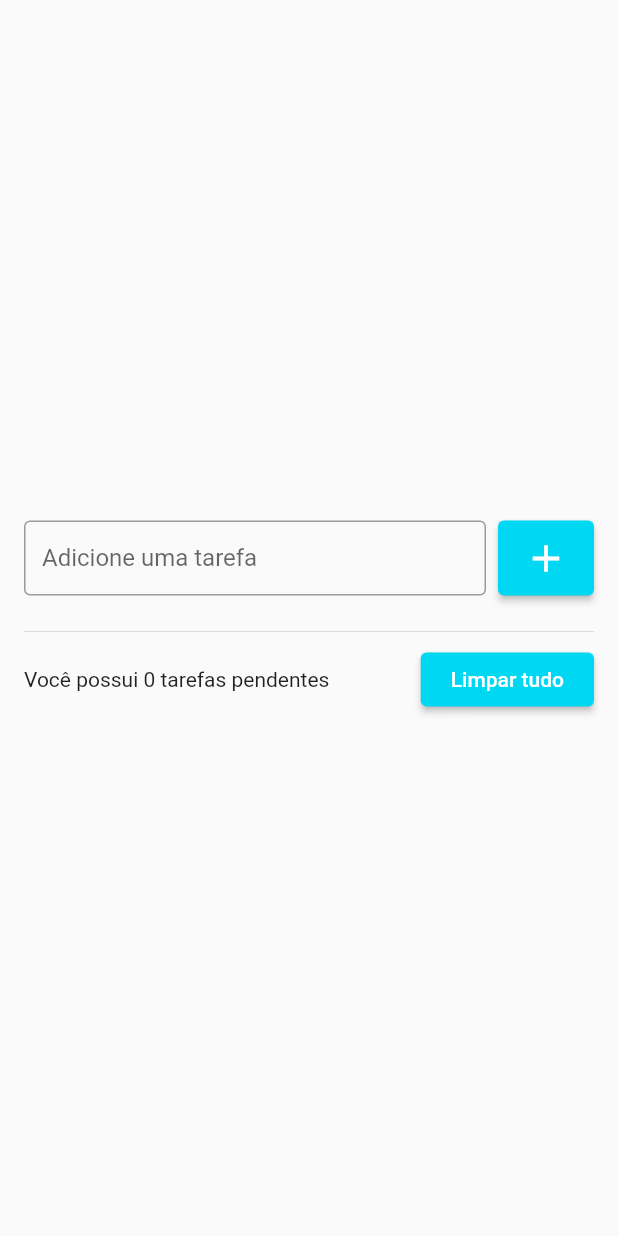
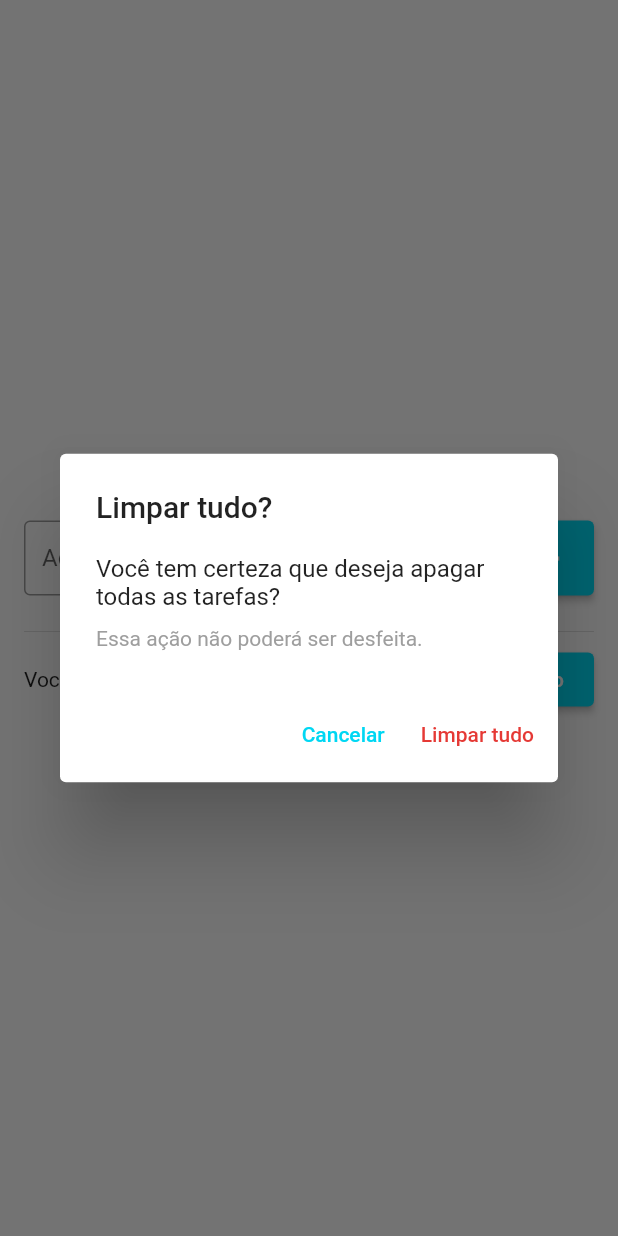
Before and after one commit to marcosmanto/app_tasks_flutter, a Flutter app: the screen it shows after launch, after a tap on "Limpar tudo", on a phone screen of 412 x 824 dp. Run offline on Flutter 3.47's test engine with Material 2 defaults, Android fonts, the phone set to English and light mode, and no system bars; our stand-ins replace flutter_slidable.

Commit message:
Button delete all tasks working.

```diff
--- a/lib/pages/todo_list_page.dart
+++ b/lib/pages/todo_list_page.dart
@@ -50,6 +50,50 @@ class _TodoListPageState extends State<TodoListPage> {
       ),
     );
     todoController.clear();
+  }
+
+  void deleteAllTodos() {
+    setState(() => todos.clear());
+  }
+
+  void showDeleteTodosConfirmationDialog() {
+    showDialog(
+        context: context,
+        builder: (context) => AlertDialog(
+              title: const Text('Limpar tudo?'),
+              content: Column(
+                mainAxisSize: MainAxisSize.min,
+                crossAxisAlignment: CrossAxisAlignment.stretch,
+                children: [
+                  const Text(
+                      'Você tem certeza que deseja apagar todas as tarefas?'),
+                  const SizedBox(height: 10),
+                  const Text(
+                    'Essa ação não poderá ser desfeita.',
+                    style: TextStyle(color: Colors.grey, fontSize: 14),
+                  )
+                ],
+              ),
+              actions: [
+                TextButton(
+                  onPressed: () => Navigator.of(context).pop(),
+                  style: TextButton.styleFrom(
+                    foregroundColor: Color(0xFF00D7F3),
+                  ),
+                  child: const Text('Cancelar'),
+                ),
+                TextButton(
+                  onPressed: () {
+                    Navigator.of(context).pop();
+                    deleteAllTodos();
+                  },
+                  style: TextButton.styleFrom(
+                    foregroundColor: Colors.red[600],
+                  ),
+                  child: const Text('Limpar tudo'),
+                ),
+              ],
+            ));
   }
 
   void onDelete(Todo todo) {
@@ -157,7 +201,7 @@ class _TodoListPageState extends State<TodoListPage> {
                             'Você possui ${todos.length} tarefas pendentes')),
                     SizedBox(width: 8),
                     ElevatedButton(
-                        onPressed: () {},
+                        onPressed: showDeleteTodosConfirmationDialog,
                         style: ElevatedButton.styleFrom(
                           backgroundColor: Color(0xFF00D7F3),
                           padding: EdgeInsets.symmetric(
```
